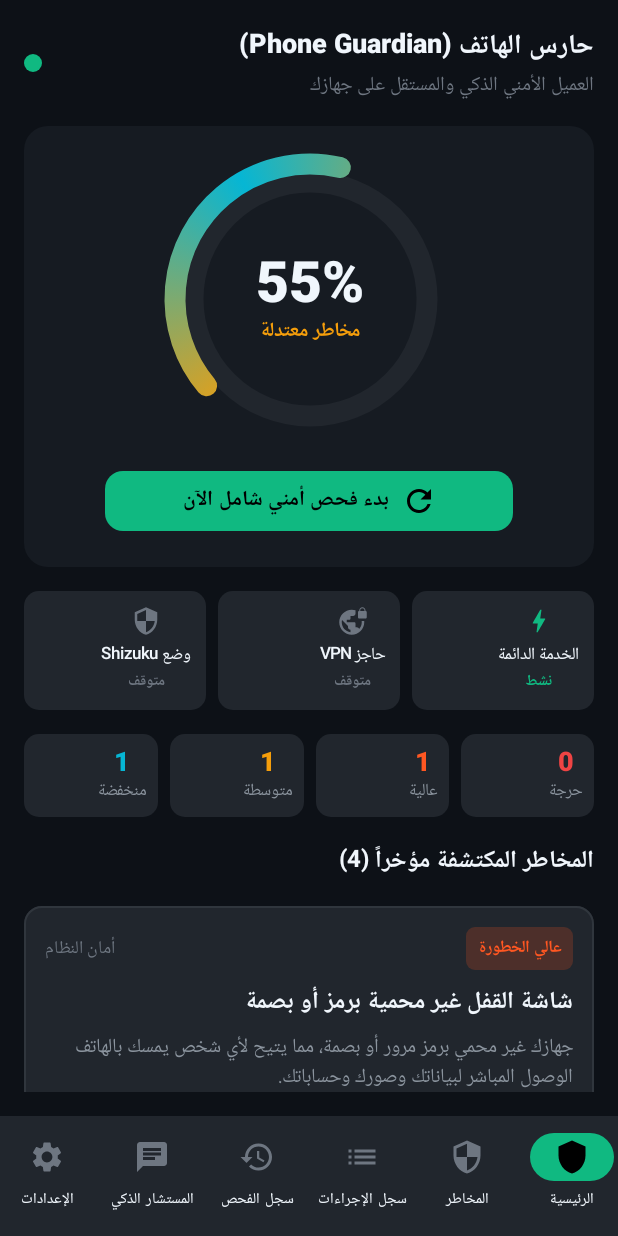
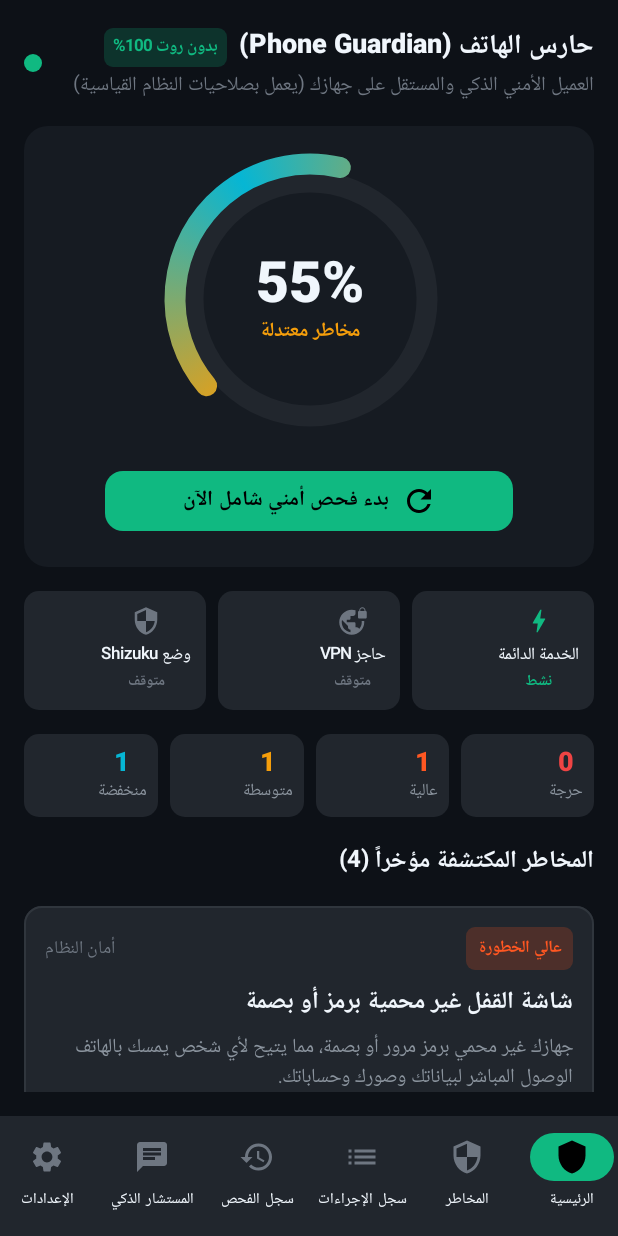
Before and after one commit to sare34/axsdadqwawdafdsw, an Android app built with Jetpack Compose: the DashboardScreen screen opened through its navigation route, on a phone screen of 412 x 824 dp. Run offline under Robolectric (Android 15) with nearby library versions, the phone set to English and light mode, and no system bars; our stand-ins replace Room's generated code.

Commit message:
Highlight 100% rootless operation in UI header and dashboard

```diff
--- a/app/src/main/java/com/phoneguardian/security/ui/screens/dashboard/DashboardScreen.kt
+++ b/app/src/main/java/com/phoneguardian/security/ui/screens/dashboard/DashboardScreen.kt
@@ -79,12 +79,27 @@ fun DashboardScreen(
                 verticalAlignment = Alignment.CenterVertically
             ) {
                 Column {
+                    Row(verticalAlignment = Alignment.CenterVertically) {
+                        Text(
+                            text = "حارس الهاتف (Phone Guardian)",
+                            style = MaterialTheme.typography.titleLarge.copy(fontWeight = FontWeight.ExtraBold)
+                        )
+                        Spacer(modifier = Modifier.width(8.dp))
+                        Box(
+                            modifier = Modifier
+                                .background(GuardEmerald.copy(alpha = 0.2f), RoundedCornerShape(6.dp))
+                                .padding(horizontal = 6.dp, vertical = 2.dp)
+                        ) {
+                            Text(
+                                text = "بدون روت 100%",
+                                color = GuardEmerald,
+                                fontSize = 11.sp,
+                                fontWeight = FontWeight.Bold
+                            )
+                        }
+                    }
                     Text(
-                        text = "حارس الهاتف (Phone Guardian)",
-                        style = MaterialTheme.typography.titleLarge.copy(fontWeight = FontWeight.ExtraBold)
-                    )
-                    Text(
-                        text = "العميل الأمني الذكي والمستقل على جهازك",
+                        text = "العميل الأمني الذكي والمستقل على جهازك (يعمل بصلاحيات النظام القياسية)",
                         style = MaterialTheme.typography.bodyMedium.copy(color = TextMuted)
                     )
                 }
```
